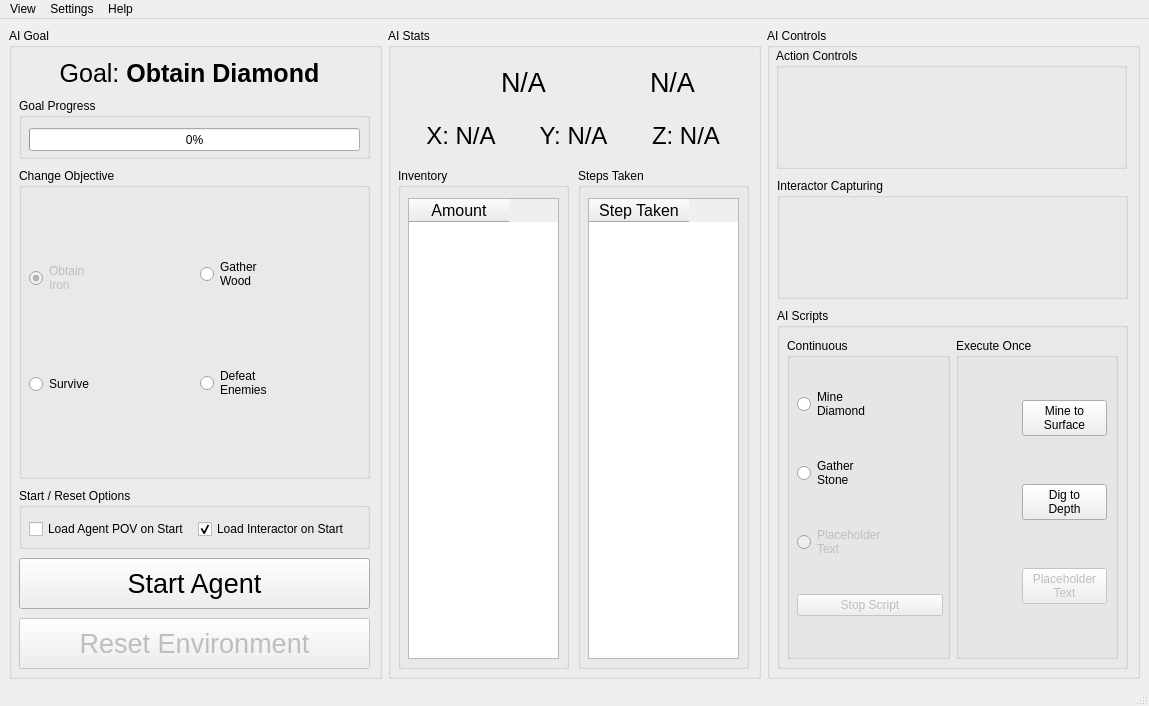
Qt form src/GUI/ML4MC.ui (lincolnschick/ML4MC) before a commit.
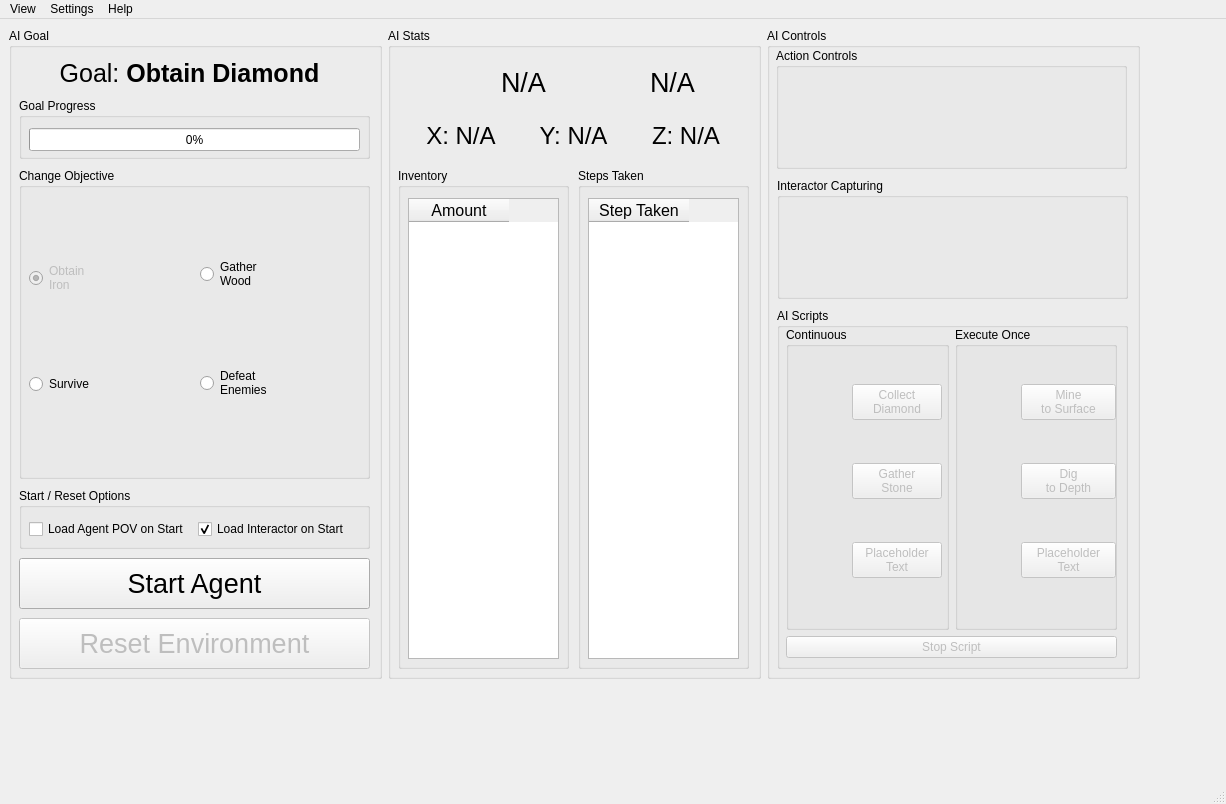
The same form after that commit. Icons and pictures are not drawn.

Diff of the .ui file:
```diff
--- a/src/GUI/ML4MC.ui
+++ b/src/GUI/ML4MC.ui
@@ -7,8 +7,8 @@
    <rect>
     <x>0</x>
     <y>0</y>
-    <width>1149</width>
-    <height>706</height>
+    <width>1226</width>
+    <height>804</height>
    </rect>
   </property>
   <property name="windowTitle">
@@ -715,12 +715,14 @@
           <widget class="QWidget" name="horizontalLayoutWidget_6">
            <property name="geometry">
             <rect>
-             <x>10</x>
-             <y>30</y>
+             <x>9</x>
+             <y>19</y>
              <width>331</width>
-             <height>321</height>
+             <height>331</height>
             </rect>
            </property>
+           <layout class="QVBoxLayout" name="verticalLayout_9">
+            <item>
            <layout class="QHBoxLayout" name="horizontalLayout_6">
             <item>
              <widget class="QGroupBox" name="groupBox">
@@ -733,14 +735,38 @@
                  <x>10</x>
                  <y>20</y>
                  <width>146</width>
-                 <height>291</height>
+                   <height>271</height>
                 </rect>
                </property>
                <layout class="QVBoxLayout" name="verticalLayout_4">
                 <item>
-                 <widget class="QRadioButton" name="diamondScriptRadio">
+                   <layout class="QHBoxLayout" name="horizontalLayout_14">
+                    <item>
+                     <widget class="QLabel" name="diamondIcon">
+                      <property name="maximumSize">
+                       <size>
+                        <width>50</width>
+                        <height>50</height>
+                       </size>
+                      </property>
                   <property name="text">
-                   <string>Mine
+                       <string/>
+                      </property>
+                      <property name="pixmap">
+                       <pixmap>Assets/diamond.png</pixmap>
+                      </property>
+                      <property name="scaledContents">
+                       <bool>true</bool>
+                      </property>
+                     </widget>
+                    </item>
+                    <item>
+                     <widget class="QPushButton" name="diamondScriptButton">
+                      <property name="enabled">
+                       <bool>false</bool>
+                      </property>
+                      <property name="text">
+                       <string>Collect
 Diamond</string>
                   </property>
                   <property name="icon">
@@ -755,8 +781,34 @@
                   </property>
                  </widget>
                 </item>
+                   </layout>
+                  </item>
                 <item>
-                 <widget class="QRadioButton" name="stoneScriptRadio">
+                   <layout class="QHBoxLayout" name="horizontalLayout_15">
+                    <item>
+                     <widget class="QLabel" name="stoneIcon">
+                      <property name="maximumSize">
+                       <size>
+                        <width>50</width>
+                        <height>50</height>
+                       </size>
+                      </property>
+                      <property name="text">
+                       <string/>
+                      </property>
+                      <property name="pixmap">
+                       <pixmap>Assets/cobble.png</pixmap>
+                      </property>
+                      <property name="scaledContents">
+                       <bool>true</bool>
+                      </property>
+                     </widget>
+                    </item>
+                    <item>
+                     <widget class="QPushButton" name="stoneScriptButton">
+                      <property name="enabled">
+                       <bool>false</bool>
+                      </property>
                   <property name="text">
                    <string>Gather
 Stone</string>
@@ -773,8 +825,34 @@
                   </property>
                  </widget>
                 </item>
+                   </layout>
+                  </item>
                 <item>
-                 <widget class="QRadioButton" name="script3Radio">
+                   <layout class="QHBoxLayout" name="horizontalLayout_16">
+                    <item>
+                     <widget class="QLabel" name="script3Icon">
+                      <property name="enabled">
+                       <bool>false</bool>
+                      </property>
+                      <property name="maximumSize">
+                       <size>
+                        <width>50</width>
+                        <height>50</height>
+                       </size>
+                      </property>
+                      <property name="text">
+                       <string/>
+                      </property>
+                      <property name="pixmap">
+                       <pixmap>Assets/table.png</pixmap>
+                      </property>
+                      <property name="scaledContents">
+                       <bool>true</bool>
+                      </property>
+                     </widget>
+                    </item>
+                    <item>
+                     <widget class="QPushButton" name="script3Button">
                   <property name="enabled">
                    <bool>false</bool>
                   </property>
@@ -794,15 +872,7 @@
                   </property>
                  </widget>
                 </item>
-                <item>
-                 <widget class="QPushButton" name="stopScriptButton">
-                  <property name="enabled">
-                   <bool>false</bool>
-                  </property>
-                  <property name="text">
-                   <string>Stop Script</string>
-                  </property>
-                 </widget>
+                   </layout>
                 </item>
                </layout>
               </widget>
@@ -818,8 +888,8 @@
                 <rect>
                  <x>10</x>
                  <y>20</y>
-                 <width>141</width>
-                 <height>291</height>
+                   <width>151</width>
+                   <height>271</height>
                 </rect>
                </property>
                <layout class="QVBoxLayout" name="verticalLayout_5">
@@ -845,10 +915,13 @@
                    </widget>
                   </item>
                   <item>
-                   <widget class="QPushButton" name="surfaceButton">
+                     <widget class="QPushButton" name="surfaceScriptButton">
+                      <property name="enabled">
+                       <bool>false</bool>
+                      </property>
                     <property name="text">
-                     <string>Mine to
-Surface</string>
+                       <string>Mine
+to Surface</string>
                     </property>
                     <property name="iconSize">
                      <size>
@@ -882,10 +955,13 @@
                    </widget>
                   </item>
                   <item>
-                   <widget class="QPushButton" name="depthButton">
+                     <widget class="QPushButton" name="depthScriptButton">
+                      <property name="enabled">
+                       <bool>false</bool>
+                      </property>
                     <property name="text">
-                     <string>Dig to
-Depth</string>
+                       <string>Dig
+to Depth</string>
                     </property>
                     <property name="iconSize">
                      <size>
@@ -922,7 +998,7 @@
                    </widget>
                   </item>
                   <item>
-                   <widget class="QPushButton" name="script3Button">
+                     <widget class="QPushButton" name="script6Button">
                     <property name="enabled">
                      <bool>false</bool>
                     </property>
@@ -942,6 +1018,18 @@
                 </item>
                </layout>
               </widget>
+               </widget>
+              </item>
+             </layout>
+            </item>
+            <item>
+             <widget class="QPushButton" name="stopScriptButton">
+              <property name="enabled">
+               <bool>false</bool>
+              </property>
+              <property name="text">
+               <string>Stop Script</string>
+              </property>
              </widget>
             </item>
            </layout>
@@ -959,7 +1047,7 @@
     <rect>
      <x>0</x>
      <y>0</y>
-     <width>1149</width>
+     <width>1226</width>
      <height>22</height>
     </rect>
    </property>
```
Left out of the diff: 16 changed lines with no effect on the pictures. Lines whose indentation alone changed are shown as unchanged.
